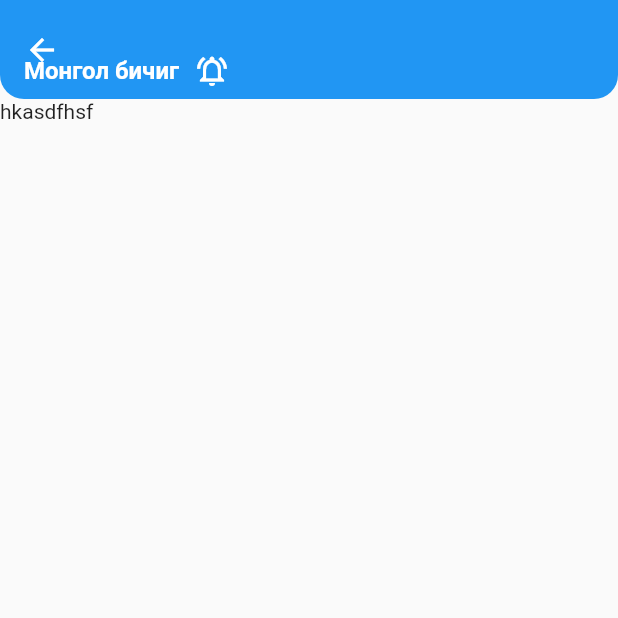
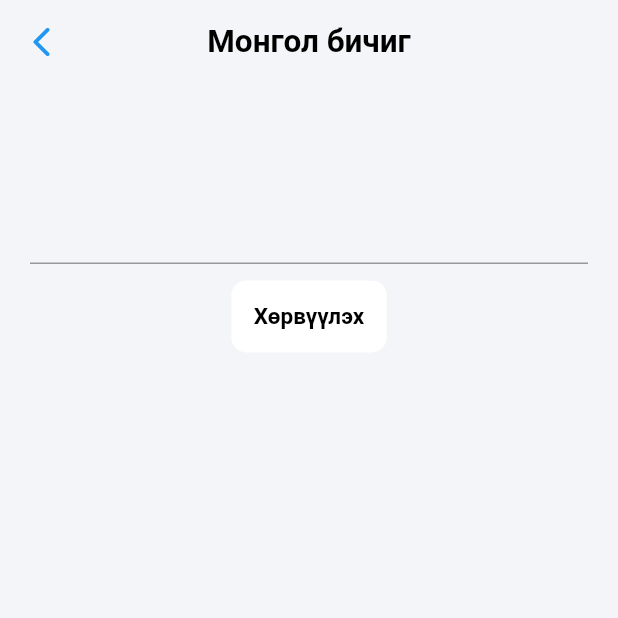
Before and after one commit to xkalf0710/lesson, a Flutter app: the Home screen opened directly, on a phone screen of 412 x 824 dp, the top half of it. Run offline on Flutter 3.47's test engine with Material 2 defaults, Android fonts, the phone set to English and light mode, and no system bars; Roboto replaces fonts that are missing (Ubuntu).

Commit message:
home design

```diff
--- a/lib/Home.dart
+++ b/lib/Home.dart
@@ -9,54 +9,74 @@ class Home extends StatefulWidget {
 }
 
 class _HomeState extends State<Home> {
+  TextEditingController textarea = TextEditingController();
+
   @override
   Widget build(BuildContext context) {
-    final widthScreen = MediaQuery.of(context);
+
     return Scaffold(
+      backgroundColor: Color.fromRGBO(243, 245, 248, 1),
       appBar: AppBar(
-        elevation: 0,
-        toolbarHeight: 66,
-        shape: const RoundedRectangleBorder(
-          borderRadius: BorderRadius.only(
-            bottomLeft: Radius.circular(16),
-            bottomRight: Radius.circular(16),
-          )
-        ),
-        flexibleSpace: Container(
-          height: 66,
-          margin: const EdgeInsets.only(top: 28),
-          padding: const EdgeInsets.only(right: 16, left: 16),
-          decoration:  const BoxDecoration(
-          ),
-          child: Row(
-            crossAxisAlignment: CrossAxisAlignment.center,
-            mainAxisAlignment: MainAxisAlignment.spaceBetween,
-            children: [
-              Row(
-                children: [
-                  InkWell(
-                    onTap: (){},
-                    child: Text("Монгол бичиг", style: TextStyle(fontSize: 16, fontWeight: FontWeight.w700, color: Colors.white),),
-                  ),
-                  SizedBox(width: 10,),
-                  InkWell(
-                    onTap: (){},
-                    child: Icon(
-                      Icons.notifications_active_outlined,
-                      color: Colors.white,
-                    ),
-                  )
-                ],
-              ),
-            ],
+        centerTitle: true,
+        backgroundColor: Colors.transparent,
+        title: Text("Монгол бичиг", style: TextStyle(
+          fontFamily: "Ubuntu",
+          fontSize: 21,
+          fontWeight: FontWeight.w600,color: Colors.black
+        ),),
+        leading: GestureDetector(
+          onTap: (){
+            Navigator.pop(context);
+          },
+          child: Icon(
+            Icons.arrow_back_ios_rounded, color: Colors.blue,
           ),
         ),
+        elevation: 0.0,
+
       ),
-      body: SafeArea(
-        child: SingleChildScrollView(
-          child: Container(
-            child: Text("hkasdfhsf"),
-          ),
+      body: Container(
+        alignment: Alignment.center,
+        padding: EdgeInsets.all(20),
+        child: Column(
+          children: [
+            TextField(
+              controller: textarea,
+              keyboardType: TextInputType.multiline,
+              maxLines: 4,
+              decoration: InputDecoration(
+                hintText: '',
+                focusedBorder: OutlineInputBorder(
+                  borderSide: BorderSide(
+                    width: 1, color: Colors.black
+                  )
+                ),
+              ),
+            ),
+            SizedBox(height: 11,),
+            ElevatedButton(
+            style: ElevatedButton.styleFrom(
+              onSurface: Colors.white,
+              elevation: 0.0,
+              padding: EdgeInsets.fromLTRB(15, 15, 15, 15),
+              shape: RoundedRectangleBorder(
+                borderRadius: BorderRadius.circular(10)
+              ),
+              primary: Colors.white,
+              shadowColor: Colors.white
+            ),
+            onPressed: (){
+              //horwvvleh
+            },
+             child: Text('Хөрвүүлэх', style: TextStyle(
+               fontWeight: FontWeight.w600,
+               fontFamily: "Ubuntu",
+               fontSize: 15,
+               fontStyle: FontStyle.normal,
+               color: Colors.black
+             ),),
+            ),
+          ],
         ),
       ),
     );
--- a/pubspec.yaml
+++ b/pubspec.yaml
@@ -61,8 +61,8 @@ flutter:
   uses-material-design: true
 
   # To add assets to your application, add an assets section, like this:
-  # assets:
-  #   - images/a_dot_burr.jpeg
+#   assets:
+#      - images/
   #   - images/a_dot_ham.jpeg
 
   # An image asset can refer to one or more resolution-specific "variants", see
```
Also changed, not shown: lib/Login.dart (+50 -2 lines), assets/images/flutter-logo.png (added).
